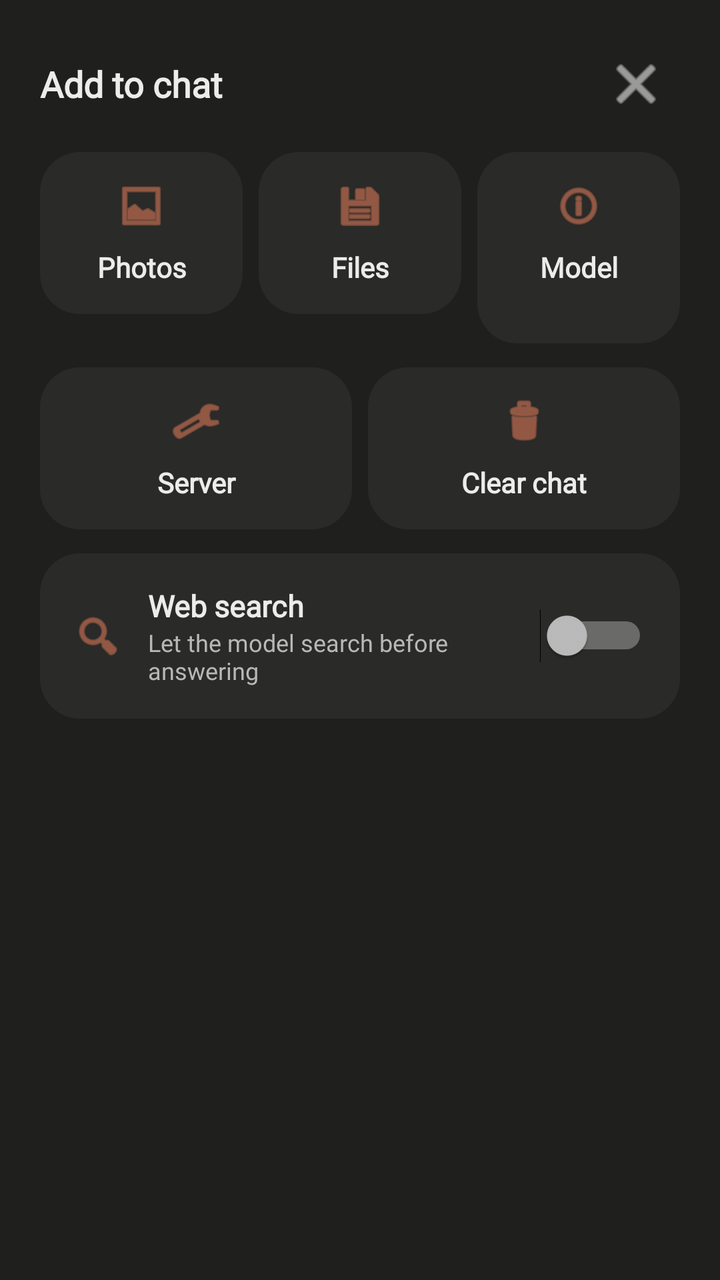
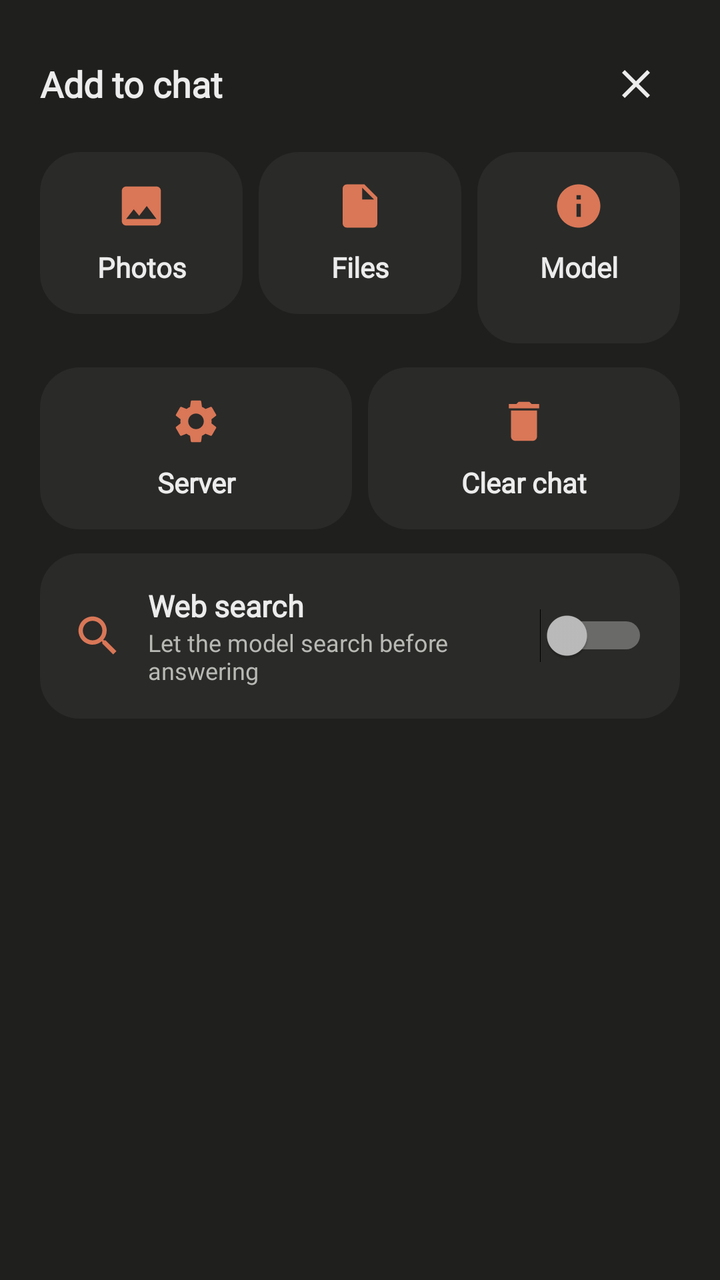

Screens rendered from an Android XML layout before and after an edit, with the pre-edit source and the edit as a unified diff.
<!-- AndroidManifest.xml: application theme Theme.LocalChat -->
<!-- res/layout/sheet_tools.xml -->
<?xml version="1.0" encoding="utf-8"?>
<LinearLayout xmlns:android="http://schemas.android.com/apk/res/android"
    android:layout_width="match_parent"
    android:layout_height="wrap_content"
    android:orientation="vertical"
    android:background="#1F1F1D"
    android:padding="20dp">

    <LinearLayout
        android:layout_width="match_parent"
        android:layout_height="wrap_content"
        android:gravity="center_vertical"
        android:orientation="horizontal">

        <TextView
            android:layout_width="0dp"
            android:layout_height="wrap_content"
            android:layout_weight="1"
            android:fontFamily="@font/firasans"
            android:text="Add to chat"
            android:textColor="#ECECEC"
            android:textSize="18sp"
            android:textStyle="bold" />

        <ImageButton
            android:id="@+id/close"
            android:layout_width="44dp"
            android:layout_height="44dp"
            android:background="?attr/selectableItemBackgroundBorderless"
            android:contentDescription="Close"
            android:src="@android:drawable/ic_menu_close_clear_cancel"
            android:tint="#ECECEC" />
    </LinearLayout>

    <LinearLayout
        android:layout_width="match_parent"
        android:layout_height="wrap_content"
        android:layout_marginTop="12dp"
        android:orientation="horizontal">

        <LinearLayout
            android:id="@+id/tile_photos"
            android:layout_width="0dp"
            android:layout_height="wrap_content"
            android:layout_weight="1"
            android:layout_marginEnd="4dp"
            android:background="@drawable/bg_tile"
            android:clickable="true"
            android:focusable="true"
            android:foreground="?attr/selectableItemBackground"
            android:gravity="center"
            android:orientation="vertical"
            android:padding="14dp">

            <ImageView
                android:layout_width="26dp"
                android:layout_height="26dp"
                android:src="@android:drawable/ic_menu_gallery"
                android:tint="#D97757" />

            <TextView
                android:layout_width="match_parent"
                android:layout_height="wrap_content"
                android:layout_marginTop="8dp"
                android:fontFamily="@font/firasans"
                android:gravity="center"
                android:text="Photos"
                android:textColor="#ECECEC"
                android:textSize="14sp"
                android:textStyle="bold" />
        </LinearLayout>

        <LinearLayout
            android:id="@+id/tile_files"
            android:layout_width="0dp"
            android:layout_height="wrap_content"
            android:layout_weight="1"
            android:layout_marginStart="4dp"
            android:layout_marginEnd="4dp"
            android:background="@drawable/bg_tile"
            android:clickable="true"
            android:focusable="true"
            android:foreground="?attr/selectableItemBackground"
            android:gravity="center"
            android:orientation="vertical"
            android:padding="14dp">

            <ImageView
                android:layout_width="26dp"
                android:layout_height="26dp"
                android:src="@android:drawable/ic_menu_save"
                android:tint="#D97757" />

            <TextView
                android:layout_width="match_parent"
                android:layout_height="wrap_content"
                android:layout_marginTop="8dp"
                android:fontFamily="@font/firasans"
                android:gravity="center"
                android:text="Files"
                android:textColor="#ECECEC"
                android:textSize="14sp"
                android:textStyle="bold" />
        </LinearLayout>

        <LinearLayout
            android:id="@+id/tile_model"
            android:layout_width="0dp"
            android:layout_height="wrap_content"
            android:layout_weight="1"
            android:layout_marginStart="4dp"
            android:background="@drawable/bg_tile"
            android:clickable="true"
            android:focusable="true"
            android:foreground="?attr/selectableItemBackground"
            android:gravity="center"
            android:orientation="vertical"
            android:padding="14dp">

            <ImageView
                android:layout_width="26dp"
                android:layout_height="26dp"
                android:src="@android:drawable/ic_menu_info_details"
                android:tint="#D97757" />

            <TextView
                android:layout_width="match_parent"
                android:layout_height="wrap_content"
                android:layout_marginTop="8dp"
                android:fontFamily="@font/firasans"
                android:gravity="center"
                android:text="Model"
                android:textColor="#ECECEC"
                android:textSize="14sp"
                android:textStyle="bold" />

            <TextView
                android:id="@+id/tile_model_label"
                android:layout_width="match_parent"
                android:layout_height="wrap_content"
                android:ellipsize="end"
                android:fontFamily="@font/firasans"
                android:gravity="center"
                android:maxLines="1"
                android:textColor="#B8B8B5"
                android:textSize="11sp" />
        </LinearLayout>
    </LinearLayout>

    <LinearLayout
        android:layout_width="match_parent"
        android:layout_height="wrap_content"
        android:layout_marginTop="12dp"
        android:orientation="horizontal">

        <LinearLayout
            android:id="@+id/tile_server"
            android:layout_width="0dp"
            android:layout_height="wrap_content"
            android:layout_weight="1"
            android:layout_marginEnd="4dp"
            android:background="@drawable/bg_tile"
            android:clickable="true"
            android:focusable="true"
            android:foreground="?attr/selectableItemBackground"
            android:gravity="center"
            android:orientation="vertical"
            android:padding="14dp">

            <ImageView
                android:layout_width="26dp"
                android:layout_height="26dp"
                android:src="@android:drawable/ic_menu_manage"
                android:tint="#D97757" />

            <TextView
                android:layout_width="match_parent"
                android:layout_height="wrap_content"
                android:layout_marginTop="8dp"
                android:fontFamily="@font/firasans"
                android:gravity="center"
                android:text="Server"
                android:textColor="#ECECEC"
                android:textSize="14sp"
                android:textStyle="bold" />
        </LinearLayout>

        <LinearLayout
            android:id="@+id/tile_clear"
            android:layout_width="0dp"
            android:layout_height="wrap_content"
            android:layout_weight="1"
            android:layout_marginStart="4dp"
            android:background="@drawable/bg_tile"
            android:clickable="true"
            android:focusable="true"
            android:foreground="?attr/selectableItemBackground"
            android:gravity="center"
            android:orientation="vertical"
            android:padding="14dp">

            <ImageView
                android:layout_width="26dp"
                android:layout_height="26dp"
                android:src="@android:drawable/ic_menu_delete"
                android:tint="#D97757" />

            <TextView
                android:layout_width="match_parent"
                android:layout_height="wrap_content"
                android:layout_marginTop="8dp"
                android:fontFamily="@font/firasans"
                android:gravity="center"
                android:text="Clear chat"
                android:textColor="#ECECEC"
                android:textSize="14sp"
                android:textStyle="bold" />
        </LinearLayout>
    </LinearLayout>

    <LinearLayout
        android:layout_width="match_parent"
        android:layout_height="wrap_content"
        android:layout_marginTop="12dp"
        android:background="@drawable/bg_tile"
        android:gravity="center_vertical"
        android:orientation="horizontal"
        android:padding="16dp">

        <ImageView
            android:layout_width="26dp"
            android:layout_height="26dp"
            android:src="@android:drawable/ic_menu_search"
            android:tint="#D97757" />

        <LinearLayout
            android:layout_width="0dp"
            android:layout_height="wrap_content"
            android:layout_weight="1"
            android:layout_marginStart="12dp"
            android:orientation="vertical">

            <TextView
                android:layout_width="wrap_content"
                android:layout_height="wrap_content"
                android:fontFamily="@font/firasans"
                android:text="Web search"
                android:textColor="#ECECEC"
                android:textSize="15sp"
                android:textStyle="bold" />

            <TextView
                android:layout_width="wrap_content"
                android:layout_height="wrap_content"
                android:fontFamily="@font/firasans"
                android:text="Let the model search before answering"
                android:textColor="#B8B8B5"
                android:textSize="12sp" />
        </LinearLayout>

        <Switch
            android:id="@+id/switch_search"
            android:layout_width="wrap_content"
            android:layout_height="wrap_content" />
    </LinearLayout>
</LinearLayout>
<!-- resources referenced by this layout -->
<resources>
  <!-- unchanged entries left out for length: 2 -->
</resources>

<!-- the commit's change to res/layout/sheet_tools.xml (unified diff, before → after) -->
@@ -28,7 +28,7 @@
             android:layout_height="44dp"
             android:background="?attr/selectableItemBackgroundBorderless"
             android:contentDescription="Close"
-            android:src="@android:drawable/ic_menu_close_clear_cancel"
+            android:src="@drawable/ic_close"
             android:tint="#ECECEC" />
     </LinearLayout>
 
@@ -55,7 +55,7 @@
             <ImageView
                 android:layout_width="26dp"
                 android:layout_height="26dp"
-                android:src="@android:drawable/ic_menu_gallery"
+                android:src="@drawable/ic_photo"
                 android:tint="#D97757" />
 
             <TextView
@@ -88,7 +88,7 @@
             <ImageView
                 android:layout_width="26dp"
                 android:layout_height="26dp"
-                android:src="@android:drawable/ic_menu_save"
+                android:src="@drawable/ic_file"
                 android:tint="#D97757" />
 
             <TextView
@@ -120,7 +120,7 @@
             <ImageView
                 android:layout_width="26dp"
                 android:layout_height="26dp"
-                android:src="@android:drawable/ic_menu_info_details"
+                android:src="@drawable/ic_info"
                 android:tint="#D97757" />
 
             <TextView
@@ -170,7 +170,7 @@
             <ImageView
                 android:layout_width="26dp"
                 android:layout_height="26dp"
-                android:src="@android:drawable/ic_menu_manage"
+                android:src="@drawable/ic_settings"
                 android:tint="#D97757" />
 
             <TextView
@@ -202,7 +202,7 @@
             <ImageView
                 android:layout_width="26dp"
                 android:layout_height="26dp"
-                android:src="@android:drawable/ic_menu_delete"
+                android:src="@drawable/ic_delete"
                 android:tint="#D97757" />
 
             <TextView
@@ -230,7 +230,7 @@
         <ImageView
             android:layout_width="26dp"
             android:layout_height="26dp"
-            android:src="@android:drawable/ic_menu_search"
+            android:src="@drawable/ic_search"
             android:tint="#D97757" />
 
         <LinearLayout
<!-- resource entries referenced after the edit -->
@@ -1,5 +1,82 @@
 <!-- resources referenced by this layout -->
 <resources>
+  <!-- drawable ic_close (drawable) -->
+  <?xml version="1.0" encoding="utf-8"?>
+  <vector xmlns:android="http://schemas.android.com/apk/res/android"
+      android:width="24dp"
+      android:height="24dp"
+      android:viewportWidth="24"
+      android:viewportHeight="24">
+      <path
+          android:fillColor="#FFFFFFFF"
+          android:pathData="M19,6.41L17.59,5 12,10.59 6.41,5 5,6.41 10.59,12 5,17.59 6.41,19 12,13.41 17.59,19 19,17.59 13.41,12z" />
+  </vector>
+  <!-- drawable ic_delete (drawable) -->
+  <?xml version="1.0" encoding="utf-8"?>
+  <vector xmlns:android="http://schemas.android.com/apk/res/android"
+      android:width="24dp"
+      android:height="24dp"
+      android:viewportWidth="24"
+      android:viewportHeight="24">
+      <path
+          android:fillColor="#FFFFFFFF"
+          android:pathData="M6,19c0,1.1 0.9,2 2,2h8c1.1,0 2,-0.9 2,-2V7H6v12zM19,4h-3.5l-1,-1h-5l-1,1H5v2h14V4z" />
+  </vector>
+  <!-- drawable ic_file (drawable) -->
+  <?xml version="1.0" encoding="utf-8"?>
+  <vector xmlns:android="http://schemas.android.com/apk/res/android"
+      android:width="24dp"
+      android:height="24dp"
+      android:viewportWidth="24"
+      android:viewportHeight="24">
+      <path
+          android:fillColor="#FFFFFFFF"
+          android:pathData="M6,2c-1.1,0 -1.99,0.9 -1.99,2L4,20c0,1.1 0.89,2 1.99,2H18c1.1,0 2,-0.9 2,-2V8l-6,-6H6zm7,7V3.5L18.5,9H13z" />
+  </vector>
+  <!-- drawable ic_info (drawable) -->
+  <?xml version="1.0" encoding="utf-8"?>
+  <vector xmlns:android="http://schemas.android.com/apk/res/android"
+      android:width="24dp"
+      android:height="24dp"
+      android:viewportWidth="24"
+      android:viewportHeight="24">
+      <path
+          android:fillColor="#FFFFFFFF"
+          android:pathData="M12,2C6.48,2 2,6.48 2,12s4.48,10 10,10 10,-4.48 10,-10S17.52,2 12,2zm1,15h-2v-6h2v6zm0,-8h-2V7h2v2z" />
+  </vector>
+  <!-- drawable ic_photo (drawable) -->
+  <?xml version="1.0" encoding="utf-8"?>
+  <vector xmlns:android="http://schemas.android.com/apk/res/android"
+      android:width="24dp"
+      android:height="24dp"
+      android:viewportWidth="24"
+      android:viewportHeight="24">
+      <path
+          android:fillColor="#FFFFFFFF"
+          android:pathData="M21,19V5c0,-1.1 -0.9,-2 -2,-2H5c-1.1,0 -2,0.9 -2,2v14c0,1.1 0.9,2 2,2h14c1.1,0 2,-0.9 2,-2zM8.5,13.5l2.5,3.01L14.5,12l4.5,6H5l3.5,-4.5z" />
+  </vector>
+  <!-- drawable ic_search (drawable) -->
+  <?xml version="1.0" encoding="utf-8"?>
+  <vector xmlns:android="http://schemas.android.com/apk/res/android"
+      android:width="24dp"
+      android:height="24dp"
+      android:viewportWidth="24"
+      android:viewportHeight="24">
+      <path
+          android:fillColor="#FFFFFFFF"
+          android:pathData="M15.5,14h-0.79l-0.28,-0.27C15.41,12.59 16,11.11 16,9.5 16,5.91 13.09,3 9.5,3S3,5.91 3,9.5 5.91,16 9.5,16c1.61,0 3.09,-0.59 4.23,-1.57l0.27,0.28v0.79l5,4.99L20.49,19l-4.99,-5zm-6,0C7.01,14 5,11.99 5,9.5S7.01,5 9.5,5 14,7.01 14,9.5 11.99,14 9.5,14z" />
+  </vector>
+  <!-- drawable ic_settings (drawable) -->
+  <?xml version="1.0" encoding="utf-8"?>
+  <vector xmlns:android="http://schemas.android.com/apk/res/android"
+      android:width="24dp"
+      android:height="24dp"
+      android:viewportWidth="24"
+      android:viewportHeight="24">
+      <path
+          android:fillColor="#FFFFFFFF"
+          android:pathData="M19.14,12.94c0.04,-0.3 0.06,-0.61 0.06,-0.94c0,-0.32 -0.02,-0.64 -0.07,-0.94l2.03,-1.58c0.18,-0.14 0.23,-0.41 0.12,-0.61l-1.92,-3.32c-0.12,-0.22 -0.37,-0.29 -0.59,-0.22l-2.39,0.96c-0.5,-0.38 -1.03,-0.7 -1.62,-0.94L14.4,2.81c-0.04,-0.24 -0.24,-0.41 -0.48,-0.41h-3.84c-0.24,0 -0.43,0.17 -0.47,0.41L9.25,5.35C8.66,5.59 8.12,5.92 7.63,6.29L5.24,5.33c-0.22,-0.08 -0.47,0 -0.59,0.22L2.74,8.87C2.62,9.08 2.66,9.34 2.86,9.48l2.03,1.58C4.84,11.36 4.8,11.69 4.8,12s0.02,0.64 0.07,0.94l-2.03,1.58c-0.18,0.14 -0.23,0.41 -0.12,0.61l1.92,3.32c0.12,0.22 0.37,0.29 0.59,0.22l2.39,-0.96c0.5,0.38 1.03,0.7 1.62,0.94l0.36,2.54c0.05,0.24 0.24,0.41 0.48,0.41h3.84c0.24,0 0.44,-0.17 0.47,-0.41l0.36,-2.54c0.59,-0.24 1.13,-0.56 1.62,-0.94l2.39,0.96c0.22,0.08 0.47,0 0.59,-0.22l1.92,-3.32c0.12,-0.22 0.07,-0.47 -0.12,-0.61L19.14,12.94zM12,15.6c-1.98,0 -3.6,-1.62 -3.6,-3.6s1.62,-3.6 3.6,-3.6s3.6,1.62 3.6,3.6S13.98,15.6 12,15.6z" />
+  </vector>
   <!-- unchanged entries left out for length: 2 -->
 </resources>
 
